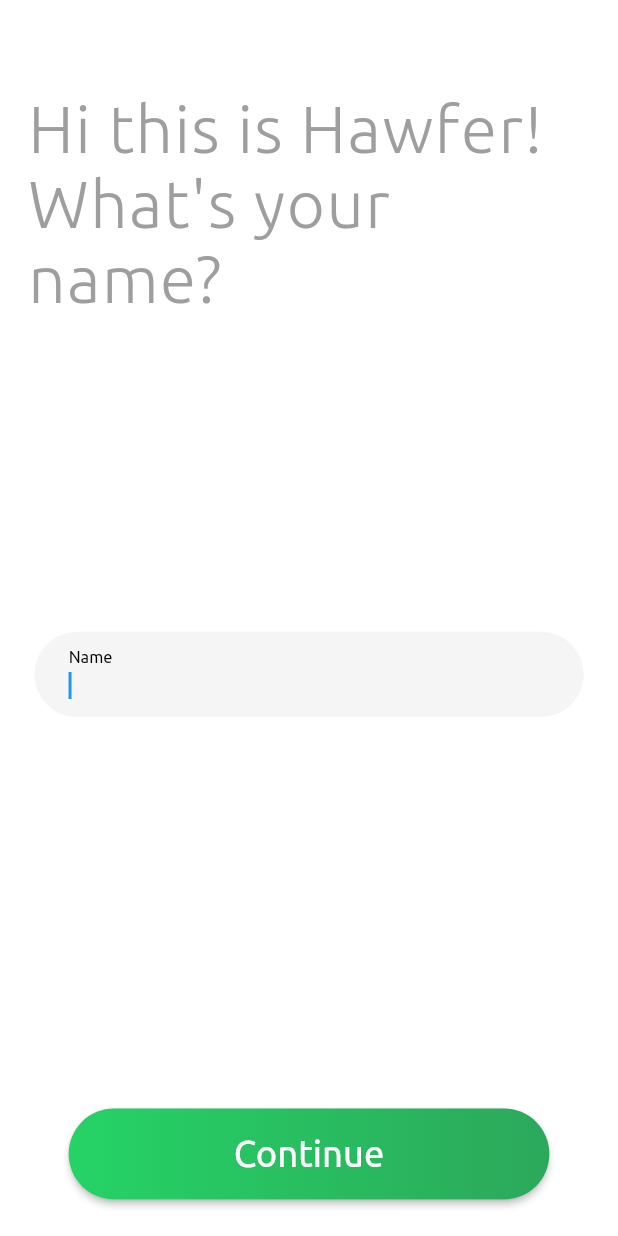
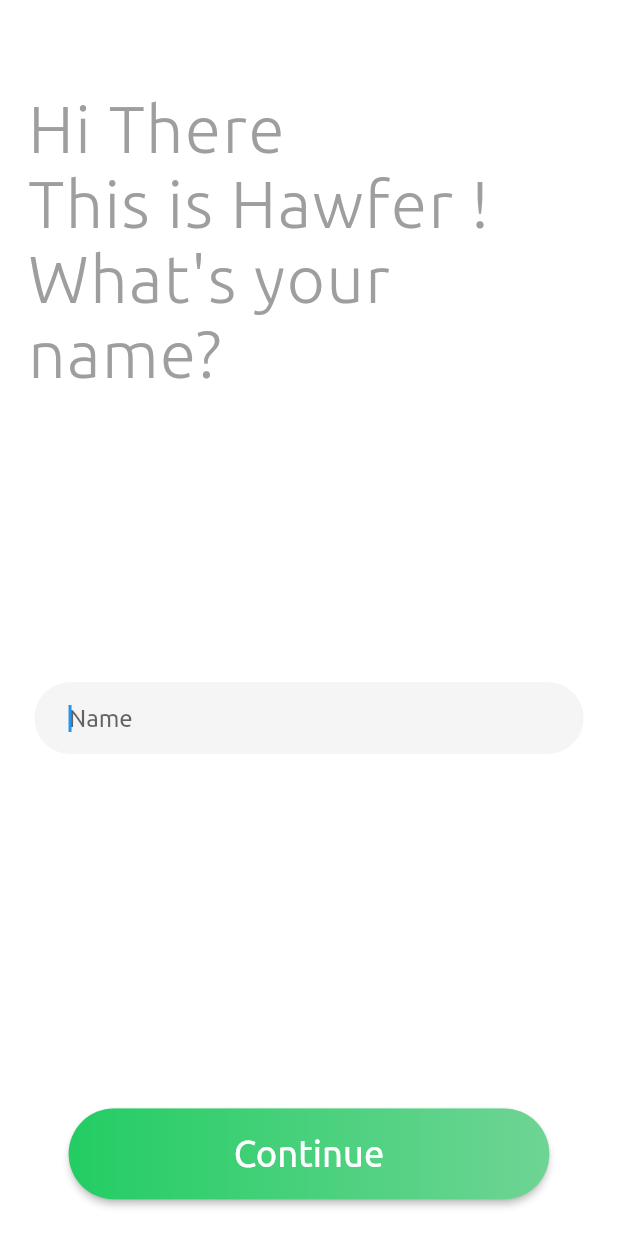
Before and after one commit to Laytoder/udus, a Flutter app: the NamePage screen opened directly with empty values, on a phone screen of 412 x 824 dp. Run offline on Flutter 3.47's test engine with Material 2 defaults, Android fonts, the phone set to English and light mode, and no system bars; our stand-ins replace cached_network_image, carousel_slider, cloud_firestore, firebase_auth, firebase_messaging, flutter_local_notifications and 10 more; missing offline and left inert: angles, flutter_polyline_points, geoflutterfire, google_directions_api, google_map_location_picker, swipedetector; accounts and stored records are empty; statements that could not run were skipped; project files that could hold a hidden picture were left out.

Commit message:
login page UI minor fixes

```diff
--- a/lib/Pages/namePage.dart
+++ b/lib/Pages/namePage.dart
@@ -3,6 +3,8 @@
 import 'package:frute/Pages/phoneNumPage.dart';
 import 'package:frute/widgets/pageHeading.dart';
 import 'package:shared_preferences/shared_preferences.dart';
+
+import '../widgets/pageHeading.dart';
 
 class NamePage extends StatefulWidget {
   AppState appState;
@@ -31,7 +33,9 @@
             padding: EdgeInsets.only(
               top: (20 / 678) * height,
             ),
-            child: PageHeading('Hi this is Hawfer!\nWhat\'s your name?'),
+            child: PageHeading(
+              "Hi There \nThis is Hawfer ! \nWhat's your name?",
+            ),
           ),
           Expanded(
             flex: 4,
@@ -58,7 +62,7 @@
                 controller: controller,
                 autofocus: true,
                 decoration: InputDecoration(
-                  labelText: 'Name',
+                  hintText: 'Name',
                   border: InputBorder.none,
                   errorStyle: TextStyle(
                     color: Colors.red,
@@ -104,10 +108,17 @@
               padding: EdgeInsets.all(0.0),
               child: Container(
                 decoration: BoxDecoration(
-                  gradient: LinearGradient(
-                      colors: [Color(0xff25D366), Color(0xff2ca85b)]),
+                  boxShadow: [
+                    new BoxShadow(
+                      color: Color.fromRGBO(35, 205, 99, 0.2),
+                    ),
+                  ],
+                  gradient: LinearGradient(colors: [
+                    Color.fromRGBO(35, 205, 99, 1),
+                    Color.fromRGBO(35, 205, 99, 0.5)
+                  ]),
                   borderRadius: BorderRadius.all(
-                    Radius.circular((80 / 678) * height),
+                    Radius.circular((40 / 678) * height),
                   ),
                 ),
                 width: width,
--- a/lib/Pages/phoneNumPage.dart
+++ b/lib/Pages/phoneNumPage.dart
@@ -96,8 +96,10 @@
               padding: EdgeInsets.all(0.0),
               child: Container(
                 decoration: BoxDecoration(
-                  gradient: LinearGradient(
-                      colors: [Color(0xff25D366), Color(0xff2ca85b)]),
+                  gradient: LinearGradient(colors: [
+                    Color.fromRGBO(35, 205, 99, 1),
+                    Color.fromRGBO(35, 205, 99, 0.5)
+                  ]),
                   borderRadius: BorderRadius.all(
                     Radius.circular((80 / 678) * height),
                   ),
```
Also changed, not shown: 5 other files.
